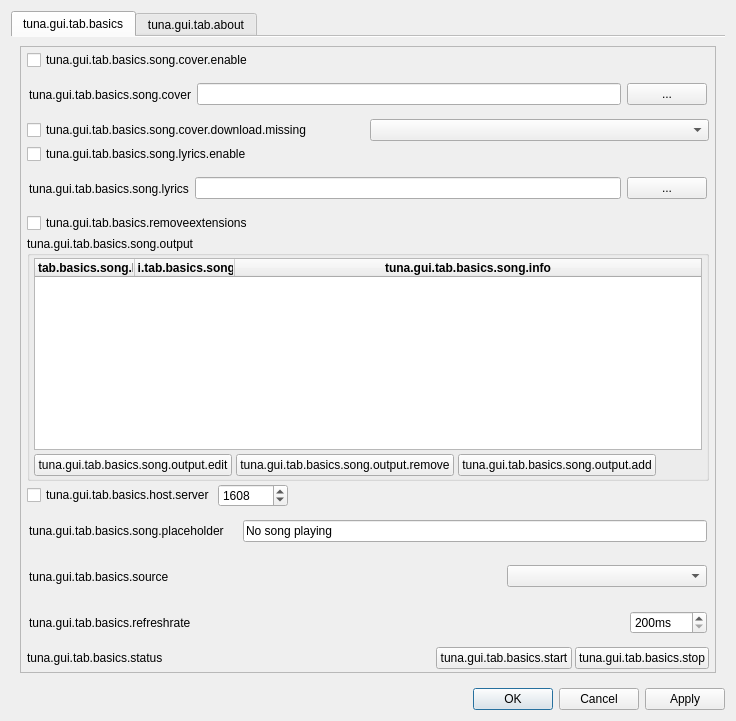
Above: src/gui/tuna_gui.ui from univrsal/tuna before the change. Below: the same form after it.
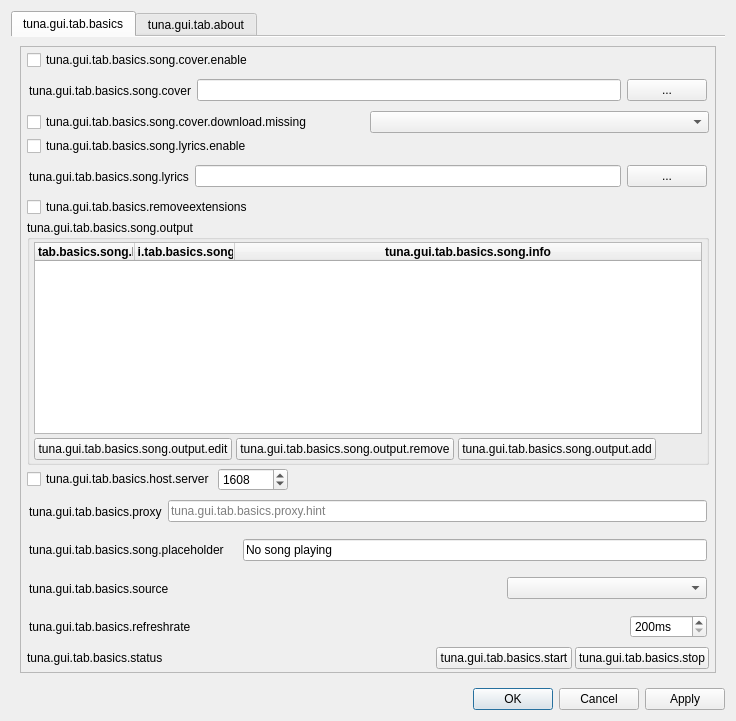
That is the form after the change. Icons and pictures are not drawn.

Commit message: feat: curl proxy

```diff
--- a/src/gui/tuna_gui.ui
+++ b/src/gui/tuna_gui.ui
@@ -470,7 +470,7 @@
             </widget>
            </item>
            <item>
-            <layout class="QHBoxLayout" name="horizontalLayout_4">
+           <layout class="QHBoxLayout" name="horizontalLayout_4">
              <item>
               <widget class="QCheckBox" name="cb_host_server">
                <property name="text">
@@ -509,11 +509,64 @@
                 </size>
                </property>
               </spacer>
+            </item>
+           </layout>
+          </item>
+          <item>
+           <widget class="QFrame" name="frame_proxy">
+            <property name="frameShape">
+             <enum>QFrame::NoFrame</enum>
+            </property>
+            <property name="frameShadow">
+             <enum>QFrame::Raised</enum>
+            </property>
+            <layout class="QHBoxLayout" name="horizontalLayout_14">
+             <property name="leftMargin">
+              <number>2</number>
+             </property>
+             <property name="topMargin">
+              <number>2</number>
+             </property>
+             <property name="rightMargin">
+              <number>2</number>
+             </property>
+             <property name="bottomMargin">
+              <number>2</number>
+             </property>
+             <item>
+              <widget class="QLabel" name="label_proxy">
+               <property name="sizePolicy">
+                <sizepolicy hsizetype="Minimum" vsizetype="Preferred">
+                 <horstretch>0</horstretch>
+                 <verstretch>0</verstretch>
+                </sizepolicy>
+               </property>
+               <property name="text">
+                <string>tuna.gui.tab.basics.proxy</string>
+               </property>
+              </widget>
+             </item>
+             <item>
+              <widget class="QLineEdit" name="txt_proxy">
+               <property name="sizePolicy">
+                <sizepolicy hsizetype="Expanding" vsizetype="Fixed">
+                 <horstretch>0</horstretch>
+                 <verstretch>0</verstretch>
+                </sizepolicy>
+               </property>
+               <property name="toolTip">
+                <string>tuna.gui.tab.basics.proxy.hint</string>
+               </property>
+               <property name="placeholderText">
+                <string>tuna.gui.tab.basics.proxy.hint</string>
+               </property>
+              </widget>
              </item>
             </layout>
-           </item>
-           <item>
-            <widget class="QFrame" name="frame_placeholder">
+           </widget>
+          </item>
+          <item>
+           <widget class="QFrame" name="frame_placeholder">
              <property name="frameShape">
               <enum>QFrame::NoFrame</enum>
              </property>
```
The commit also changes 17 other files.
